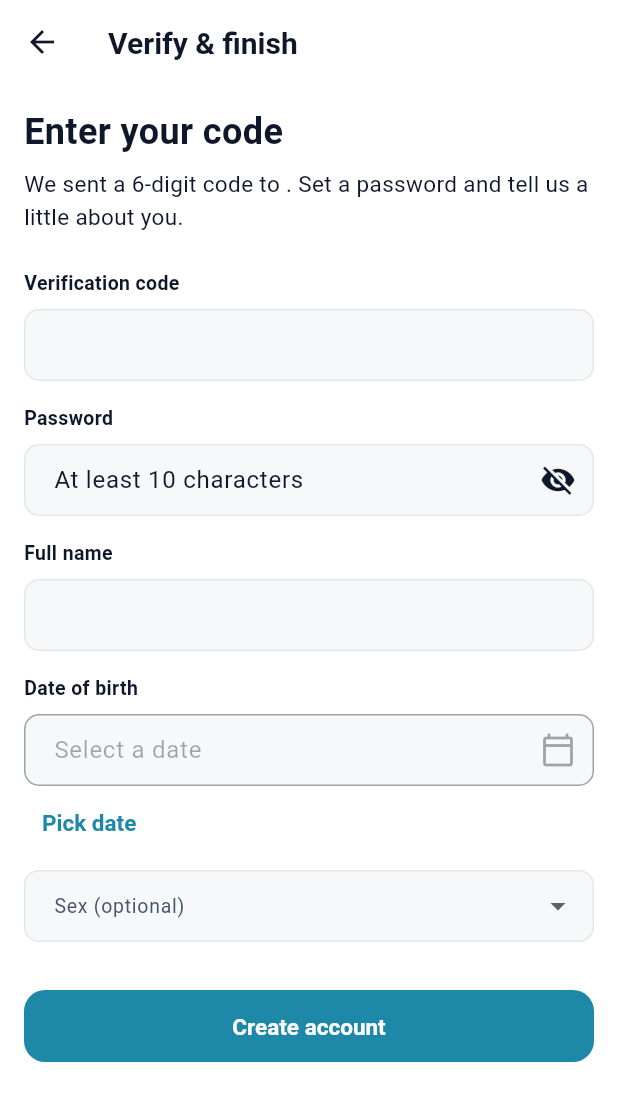
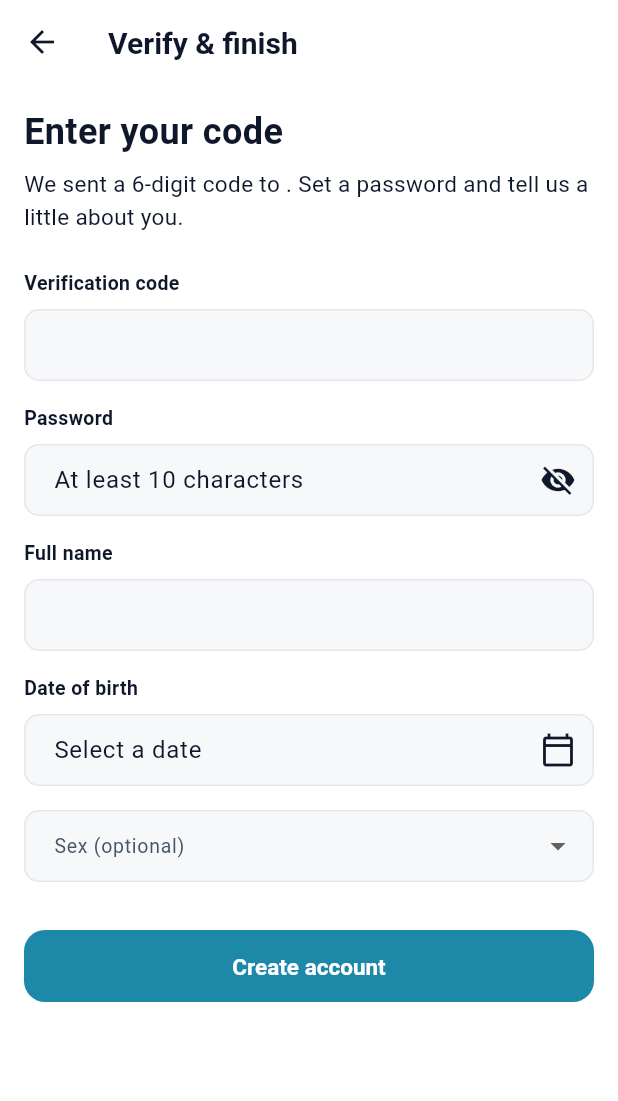
Before and after one commit to shivam824033/Healyn, a Flutter app: the RegisterVerifyScreen screen opened directly with empty values, on a phone screen of 412 x 824 dp. Shown: the top 1101 px of the screen. Run offline on Flutter 3.47's test engine with Material 3 defaults, Android fonts, the phone set to English and light mode, and no system bars; our stand-ins replace dio, flutter_riverpod, flutter_secure_storage, freezed_annotation, go_router; accounts and stored records are empty.

Commit message:
fix(auth): make date-of-birth field tappable on register
The date-of-birth field on the verify-&-finish step was rendered with
enabled:false, so it looked disabled and swallowed taps; the picker was
only reachable via a separate, easy-to-miss button. Add readOnly+onTap
to AppTextField and open the date picker from the field itself (calendar
icon included), dropping the redundant button.

Co-Authored-By: Claude Opus 4.8 (1M context) <noreply@anthropic.com>

```diff
--- a/mobile/lib/features/auth/presentation/screens/register_verify_screen.dart
+++ b/mobile/lib/features/auth/presentation/screens/register_verify_screen.dart
@@ -36,6 +36,7 @@ class _RegisterVerifyScreenState extends ConsumerState<RegisterVerifyScreen> {
   final _code = TextEditingController();
   final _password = TextEditingController();
   final _fullName = TextEditingController();
+  final _dobField = TextEditingController();
   bool _obscure = true;
   bool _submitting = false;
   String? _error;
@@ -47,6 +48,7 @@ class _RegisterVerifyScreenState extends ConsumerState<RegisterVerifyScreen> {
     _code.dispose();
     _password.dispose();
     _fullName.dispose();
+    _dobField.dispose();
     super.dispose();
   }
 
@@ -65,7 +67,12 @@ class _RegisterVerifyScreenState extends ConsumerState<RegisterVerifyScreen> {
       lastDate: today.subtract(const Duration(days: 1)),
       helpText: 'Date of birth',
     );
-    if (picked != null) setState(() => _dob = picked);
+    if (picked != null) {
+      setState(() {
+        _dob = picked;
+        _dobField.text = _formatDate(picked);
+      });
+    }
   }
 
   Future<void> _submit() async {
@@ -171,21 +178,13 @@ class _RegisterVerifyScreenState extends ConsumerState<RegisterVerifyScreen> {
                 const SizedBox(height: HealynSpacing.s4),
                 AppTextField(
                   label: 'Date of birth',
-                  enabled: false,
-                  controller: TextEditingController(
-                    text: _dob == null ? '' : _formatDate(_dob!),
-                  ),
+                  controller: _dobField,
+                  readOnly: true,
+                  onTap: _submitting ? null : _pickDob,
                   hintText: 'Select a date',
                   suffixIcon: const Icon(Icons.calendar_today_outlined),
                 ),
-                Align(
-                  alignment: Alignment.centerLeft,
-                  child: TextButton(
-                    onPressed: _submitting ? null : _pickDob,
-                    child: Text(_dob == null ? 'Pick date' : 'Change date'),
-                  ),
-                ),
-                const SizedBox(height: HealynSpacing.s2),
+                const SizedBox(height: HealynSpacing.s4),
                 DropdownButtonFormField<PatientSex>(
                   initialValue: _sex,
                   decoration: const InputDecoration(
--- a/mobile/lib/features/shared/widgets/app_text_field.dart
+++ b/mobile/lib/features/shared/widgets/app_text_field.dart
@@ -20,6 +20,8 @@ class AppTextField extends StatelessWidget {
     this.autofillHints,
     this.inputFormatters,
     this.enabled = true,
+    this.readOnly = false,
+    this.onTap,
     super.key,
   });
 
@@ -34,6 +36,13 @@ class AppTextField extends StatelessWidget {
   final Iterable<String>? autofillHints;
   final List<TextInputFormatter>? inputFormatters;
   final bool enabled;
+
+  /// Non-editable but still enabled and tappable — for picker-backed fields
+  /// (e.g. date of birth) where input comes from a dialog, not the keyboard.
+  final bool readOnly;
+
+  /// Tap handler for picker-backed fields. Pairs with [readOnly].
+  final VoidCallback? onTap;
 
   @override
   Widget build(BuildContext context) {
@@ -53,6 +62,8 @@ class AppTextField extends StatelessWidget {
           keyboardType: keyboardType,
           obscureText: obscureText,
           enabled: enabled,
+          readOnly: readOnly,
+          onTap: onTap,
           validator: validator,
           textInputAction: textInputAction,
           autofillHints: autofillHints,
```
